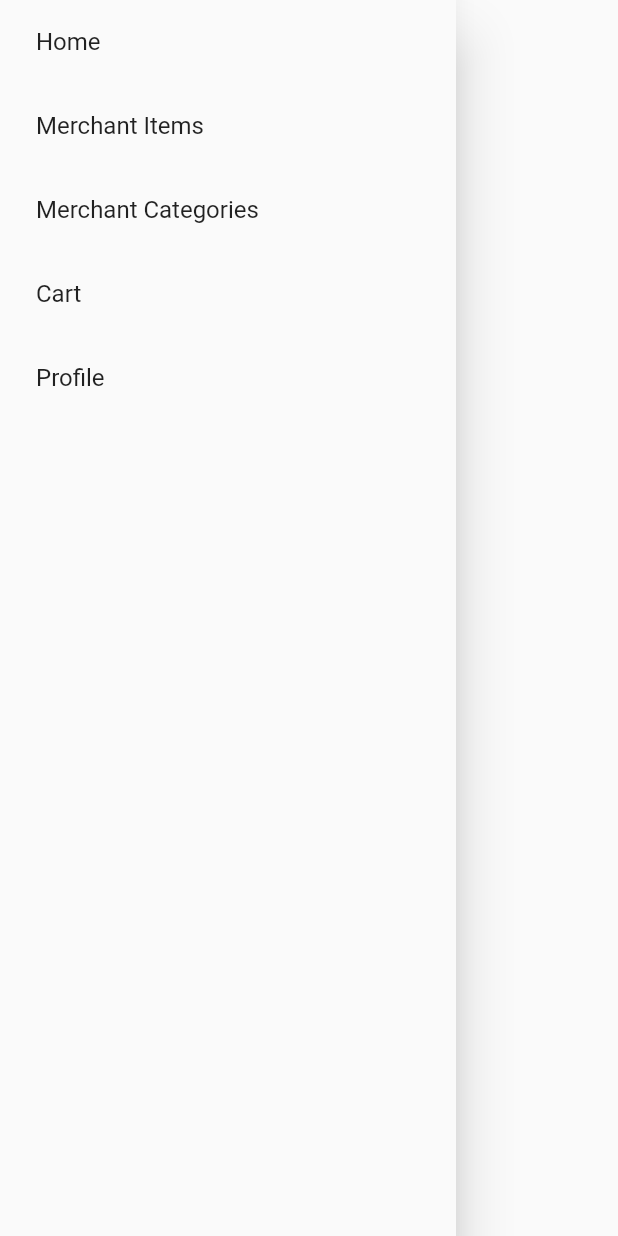
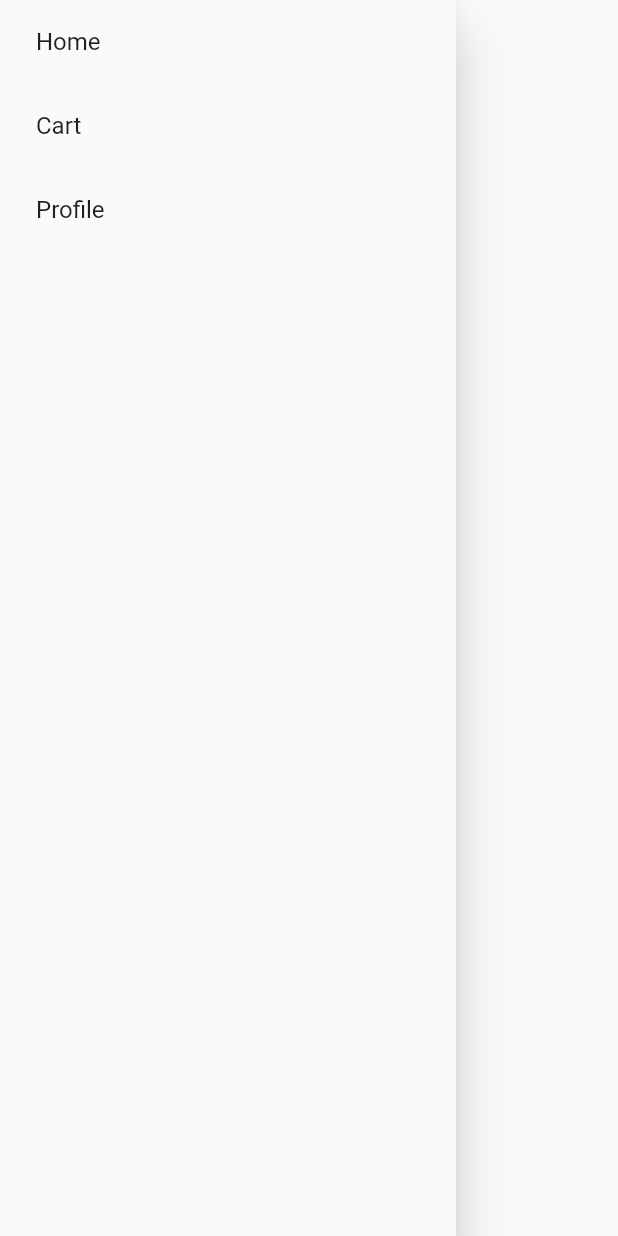
Before and after one commit to The-Horsemen-of-the-OCICS/E-Commerce-App, a Flutter app: the NavigationDrawer widget shown alone on an empty page, opened directly, on a phone screen of 412 x 824 dp. Run offline on Flutter 3.47's test engine with Material 2 defaults, Android fonts, the phone set to English and light mode, and no system bars; our stand-ins replace flutter_svg, fluttertoast, infinite_scroll_pagination, rflutter_alert, transparent_image; accounts and stored records are empty; network calls fail.

Commit message:
Add user auth check for drawer items

```diff
--- a/lib/screens/drawer/navigation_drawer.dart
+++ b/lib/screens/drawer/navigation_drawer.dart
@@ -1,36 +1,59 @@
 import 'package:ecommerceapp/routes/app_routes.dart';
 import 'package:ecommerceapp/widgets/drawer_item.dart';
 import 'package:flutter/material.dart';
+import 'package:provider/provider.dart';
 
-class NavigationDrawer extends StatelessWidget {
+import '../../models/auth.dart';
+import '../../models/user.dart';
+
+class NavigationDrawer extends StatefulWidget {
   const NavigationDrawer({Key? key}) : super(key: key);
 
   @override
+  _NavigationDrawerState createState() => _NavigationDrawerState();
+}
+
+class _NavigationDrawerState extends State<NavigationDrawer> {
+  @override
   Widget build(BuildContext context) {
+    final userAuth = Provider.of<AuthModel>(context);
+    User? user = userAuth.getCurrentUser();
+
+    List<Widget> commonItems = [
+      drawerItem(
+          text: 'Home',
+          onTap: () => Navigator.pushReplacementNamed(context, AppRoutes.home)),
+      drawerItem(
+          text: 'Cart',
+          onTap: () => Navigator.pushNamed(context, AppRoutes.cart)),
+      drawerItem(
+          text: 'Profile',
+          onTap: () => Navigator.pushNamed(context, AppRoutes.profile))
+    ];
+
+    List<Widget> adminItems = [
+      drawerItem(
+          text: 'Merchant Items',
+          onTap: () => Navigator.pushNamed(context, AppRoutes.merchantItems)),
+      drawerItem(
+          text: 'Merchant Categories',
+          onTap: () =>
+              Navigator.pushNamed(context, AppRoutes.merchantCategories))
+    ];
+    if (user == null || user.email != 'admin@gmail.com') {
+      return Drawer(
+        key: const Key('navigation_drawer'),
+        child: ListView(
+          padding: EdgeInsets.zero,
+          children: commonItems,
+        ),
+      );
+    }
     return Drawer(
       key: const Key('navigation_drawer'),
       child: ListView(
         padding: EdgeInsets.zero,
-        children: <Widget>[
-          drawerItem(
-              text: 'Home',
-              onTap: () =>
-                  Navigator.pushReplacementNamed(context, AppRoutes.home)),
-          drawerItem(
-              text: 'Merchant Items',
-              onTap: () =>
-                  Navigator.pushNamed(context, AppRoutes.merchantItems)),
-          drawerItem(
-              text: 'Merchant Categories',
-              onTap: () =>
-                  Navigator.pushNamed(context, AppRoutes.merchantCategories)),
-          drawerItem(
-              text: 'Cart',
-              onTap: () => Navigator.pushNamed(context, AppRoutes.cart)),
-          drawerItem(
-              text: 'Profile',
-              onTap: () => Navigator.pushNamed(context, AppRoutes.profile)),
-        ],
+        children: commonItems + adminItems,
       ),
     );
   }
```
